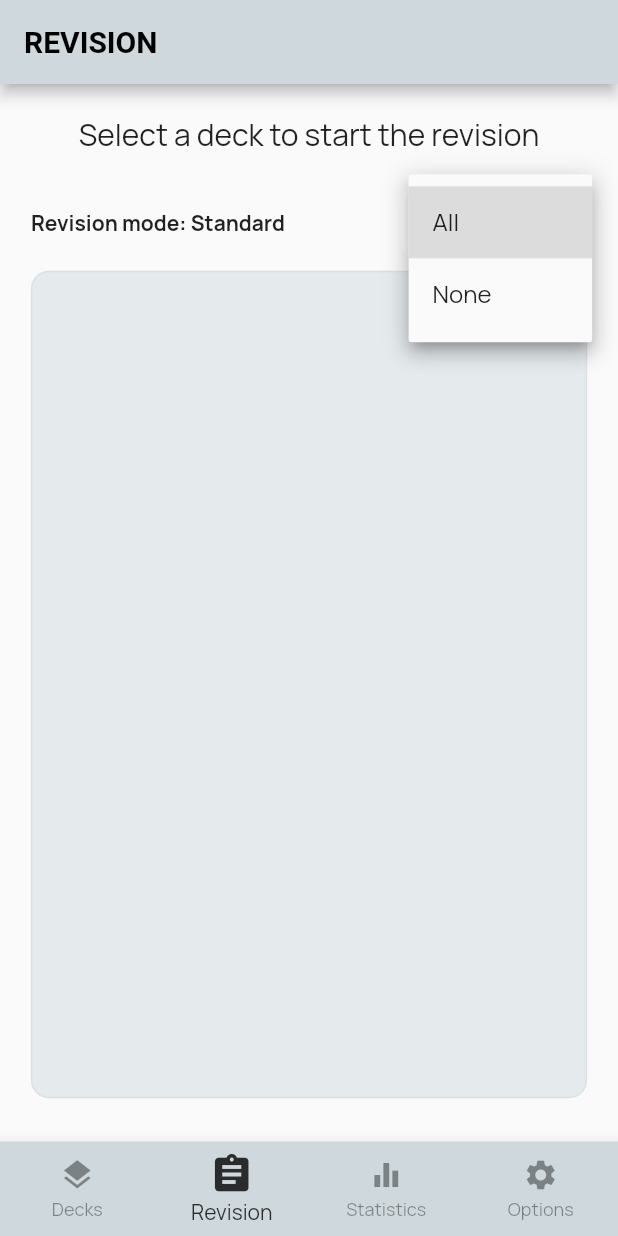
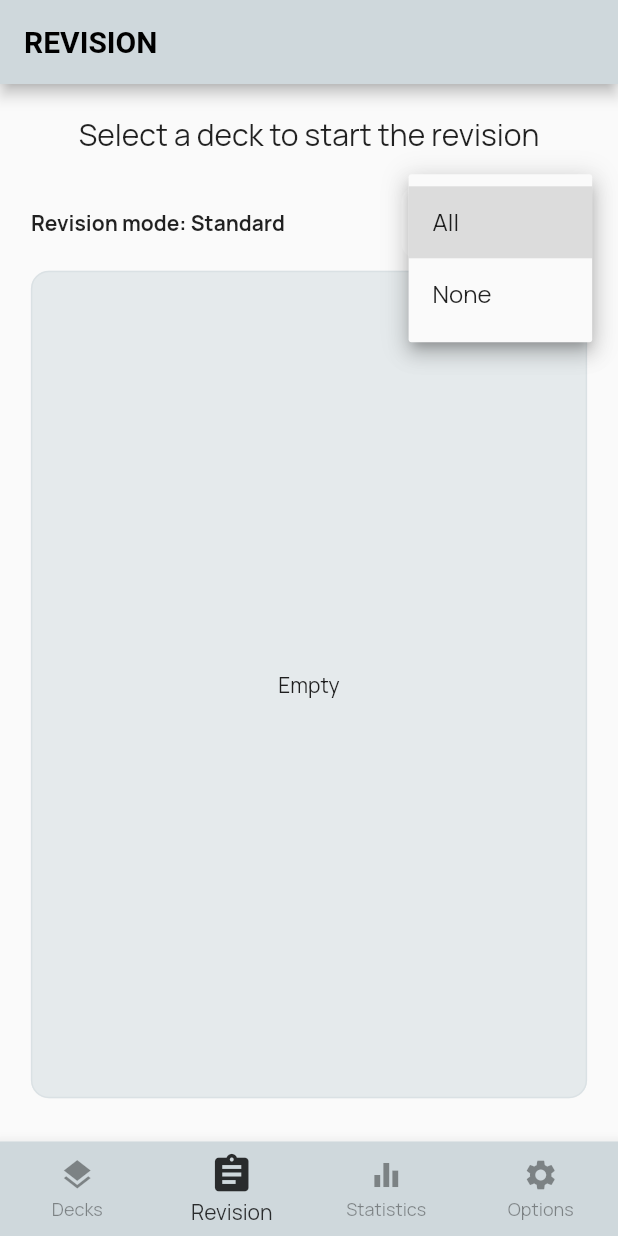
Before and after one commit to ztcjoe93/studybuddy, a Flutter app: the screen it shows after launch, item 2 of the bottom bar chosen, after a tap on "All", on a phone screen of 412 x 824 dp. Run offline on Flutter 3.47's test engine with Material 2 defaults, Android fonts, the phone set to English and light mode, and no system bars; our stand-ins replace charts_flutter, flutter_local_notifications, flutter_markdown, rxdart, shared_preferences, sqflite and 1 more; accounts and stored records are empty; statements that could not run were skipped.

Commit message:
fix for dropdown on revision filter

```diff
--- a/lib/Deck/AddDeck.dart
+++ b/lib/Deck/AddDeck.dart
@@ -194,7 +194,12 @@ class _AddDeckState extends State<AddDeck> {
                                               _tag = val;
                                             });
                                           },
-                                          items: deckState.tagFilters(emptyIncluded: true),
+                                          items: deckState.tagFilters(emptyIncluded: true)
+                                              .map<DropdownMenuItem<String>>((String val) =>
+                                                DropdownMenuItem(
+                                                  value: val,
+                                                  child: Text(val),
+                                                )).toList(),
                                         ),
                                       ),
                                     ),
--- a/lib/Deck/DeckManagement.dart
+++ b/lib/Deck/DeckManagement.dart
@@ -4,6 +4,7 @@ import 'package:studybuddy/Deck/CardsManagement.dart';
 import 'package:studybuddy/Objects/objects.dart';
 import 'package:studybuddy/Providers/OverallState.dart';
 import 'package:studybuddy/Providers/ResultsState.dart';
+import 'package:studybuddy/Revision/Revision.dart';
 import 'package:studybuddy/Utilities.dart';
 
 import '../Providers/DecksState.dart';
@@ -89,14 +90,23 @@ class _DeckManagementState extends State<DeckManagement> {
                           _filter = val;
                         });
                       },
-                      items: [DropdownMenuItem(
-                        value: "All",
-                        child: Text("All"),
-                      ), ...deckState.tagFilters(emptyIncluded: true),
-                      DropdownMenuItem(
-                        value: "None",
-                        child: Text("None")
-                      )],
+                      items: [
+                        DropdownMenuItem(
+                          value: "All",
+                          child: Text("All"),
+                        ),
+                        ...deckState.tagFilters(emptyIncluded: true)
+                            .map<DropdownMenuItem<String>>((String val) =>
+                              DropdownMenuItem(
+                                value: val,
+                                child: Text(val),
+                              )
+                            ).toList(),
+                        DropdownMenuItem(
+                            value: "None",
+                            child: Text("None")
+                        )
+                      ],
                     );
                   },
                 ),
@@ -170,6 +180,11 @@ class _DeckManagementState extends State<DeckManagement> {
                                             .deckHasBeenChanged(false);
                                         Provider.of<DecksState>(context, listen: false)
                                             .remove(targetDeck.id);
+                                        // change filter to all to prevent error on missing dropdown item
+                                        if(!Provider.of<DecksState>(context, listen: false).tags.contains(targetDeck.tag)){
+                                          Provider.of<OverallState>(context, listen: false)
+                                              .revisionFilter = "All";
+                                        }
                                         Provider.of<ResultsState>(context, listen: false)
                                             .remove(targetDeck.id);
                                         print("Deletion complete");
--- a/lib/Providers/DecksState.dart
+++ b/lib/Providers/DecksState.dart
@@ -7,7 +7,7 @@ import '../Database.dart';
 class DecksState extends ChangeNotifier{
   List<Deck> decks = [];
 
-  List<DropdownMenuItem>  tagFilters({bool emptyIncluded}){
+  List<String> tagFilters({bool emptyIncluded}){
     List<String> tags = [];
     for (var deck in decks){
       if(!tags.contains(deck.tag) && deck.tag != ""){
@@ -20,13 +20,7 @@ class DecksState extends ChangeNotifier{
         }
       }
     }
-
-    return tags.map<DropdownMenuItem<String>>(
-            (String value) => DropdownMenuItem(
-          value: value,
-          child: Text(value),
-        )
-    ).toList();
+    return tags;
   }
 
   List<String> get tags{
--- a/lib/Providers/OverallState.dart
+++ b/lib/Providers/OverallState.dart
@@ -7,6 +7,7 @@ class OverallState extends ChangeNotifier{
   int lowerLimit;
   int upperLimit;
   bool deckChange = false;
+  String revisionFilter = "All";
 
   bool monday;
   bool tuesday;
--- a/lib/Revision/Revision.dart
+++ b/lib/Revision/Revision.dart
@@ -8,20 +8,14 @@ import '../Utilities.dart';
 import '../Providers/DecksState.dart';
 import 'RevisionSession.dart';
 
+
 class Revision extends StatefulWidget {
   @override
   _RevisionState createState() => _RevisionState();
 }
 
 class _RevisionState extends State<Revision> {
-  String _filter = "All";
   ScrollController _scrollController = ScrollController();
-
-  changeFilter(String val){
-    setState(() {
-      _filter = val;
-    });
-  }
 
   @override
   Widget build(BuildContext context) {
@@ -67,15 +61,22 @@ class _RevisionState extends State<Revision> {
                   ),
                   child: Consumer<DecksState>(
                     builder: (context, deckState, child){
-                      // change filter to "All" if the tag no longer exists
+                      var additionalItems = deckState.tagFilters(emptyIncluded: false)
+                        .map<DropdownMenuItem<String>>((String val) =>
+                          DropdownMenuItem(
+                            value: val,
+                            child: Text(val),
+                          )
+                      ).toList();
+                      var prov = Provider.of<OverallState>(context, listen: true);
                       return DropdownButton(
                         isExpanded: true,
-                        value: _filter,
+                        value: prov.revisionFilter,
                         icon: Icon(Icons.arrow_drop_down),
                         underline: SizedBox(),
                         onChanged: (val){
                           setState(() {
-                            _filter = val;
+                            prov.revisionFilter= val;
                           });
                         },
                         items: [
@@ -83,7 +84,7 @@ class _RevisionState extends State<Revision> {
                             value: "All",
                             child: Text("All"),
                           ),
-                          ...deckState.tagFilters(emptyIncluded: false),
+                          ...additionalItems,
                           DropdownMenuItem(
                               value: "None",
                               child: Text("None")
@@ -114,19 +115,25 @@ class _RevisionState extends State<Revision> {
                     builder: (context, provider, child) {
                       List<Deck> availableDecks = [];
 
-                      if(_filter == "All") {
+                      var prov = Provider.of<OverallState>(context, listen: true);
+                      if(prov.revisionFilter == "All") {
                         availableDecks = provider.decks
                             .where((d) => d.cards.length != 0)
                             .toList();
-                      } else if (_filter == "None"){
+                      } else if (prov.revisionFilter == "None"){
                         availableDecks = provider.decks
                             .where((d) => d.tag == "" && d.cards.length > 0)
                             .toList();
                       } else {
                         availableDecks = provider.decks
-                            .where((d) => d.tag == _filter && d.cards.length>0)
+                            .where((d) => d.tag == prov.revisionFilter && d.cards.length>0)
                             .toList();
                       }
+                      if(availableDecks.isEmpty){
+                        return Center(
+                          child: Text("Empty"),
+                        );
+                      } else {
                         return Scrollbar(
                           isAlwaysShown: true,
                           controller: _scrollController,
@@ -163,8 +170,9 @@ class _RevisionState extends State<Revision> {
                                   ),
                                 ),
                           ),
-                        );}
-                      ),
+                        );
+                      }
+                    }),
               ),
             )
             ),
```
Also changed, not shown: 1 other file. Lines whose indentation alone changed are shown as unchanged.
